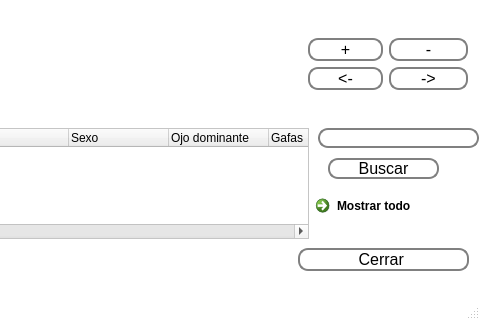
Above: interface/ViAT/Visualizacion.ui from vhenaoi/OpenBCI_acquisition_python_ViAT before the change; both pictures show x 352 to 832 and y 262 to 582 of the 832 by 582 pixel window. Below: the same form after it.
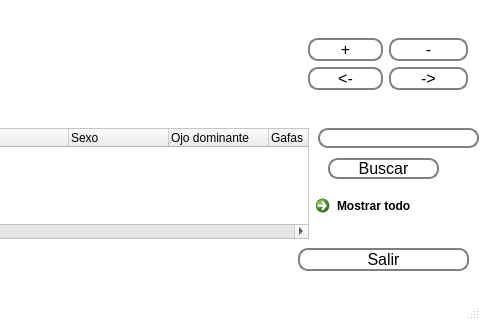
That is the form after the change.

Diff of the .ui file:
```diff
--- a/interface/ViAT/Visualizacion.ui
+++ b/interface/ViAT/Visualizacion.ui
@@ -402,7 +402,7 @@
 </string>
     </property>
     <property name="text">
-     <string>Cerrar </string>
+     <string>Salir</string>
     </property>
    </widget>
    <widget class="QComboBox" name="type">
```
